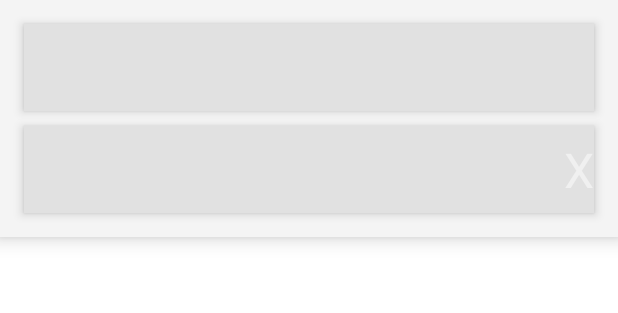
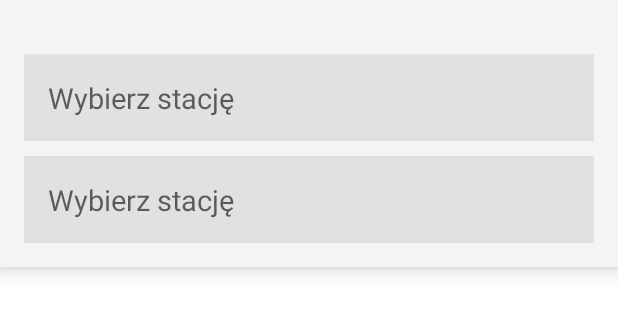
Before and after one commit to paullettuce/Koleo-Stations-Distance-Calculator, an Android app: the layout distance_bottom_sheet.xml on its own in the app's theme, with its tools: preview values and no code run, on a phone screen of 412 x 824 dp. Shown: the top 313 px of the screen. Run offline under Robolectric (Android 15) with nearby library versions, the phone set to English and light mode, and no system bars; network calls fail.

Commit message:
Add some visual tweaks to distance calculating.

```diff
--- a/app/src/main/java/pl/paullettuce/android_astarium_interview_app/domain/distance/DistanceCalculator.kt
+++ b/app/src/main/java/pl/paullettuce/android_astarium_interview_app/domain/distance/DistanceCalculator.kt
@@ -11,7 +11,7 @@ object DistanceCalculator {
     /**
      * Calculate distance between two points using Haversine formula
      */
-    fun getDistance(p1: PointF, p2: PointF): Double {
+    fun betweenPoints(p1: PointF, p2: PointF): Double {
         val earthRadius = 6378137 // Earth’s mean radius in meter
         val dLat = radians(p2.x - p1.x)
         val dLong = radians(p2.y - p1.y)
--- a/app/src/main/java/pl/paullettuce/android_astarium_interview_app/domain/usecase/stations/CalculateDistanceUseCase.kt
+++ b/app/src/main/java/pl/paullettuce/android_astarium_interview_app/domain/usecase/stations/CalculateDistanceUseCase.kt
@@ -22,7 +22,7 @@ class CalculateDistanceUseCaseImpl(
             stationsRepository.getStation(station2.id).map { mapper.map(it) },
             BiFunction<PointF, PointF, Pair<PointF, PointF>> { t1, t2 -> Pair(t1, t2) }
         ).flatMap {
-            Single.just(DistanceCalculator.getDistance(it.first, it.second).toInt())
+            Single.just(DistanceCalculator.betweenPoints(it.first, it.second).toInt())
         }
     }
 }
--- a/app/src/main/java/pl/paullettuce/android_astarium_interview_app/presentation/bottom_sheet/BottomSheet.kt
+++ b/app/src/main/java/pl/paullettuce/android_astarium_interview_app/presentation/bottom_sheet/BottomSheet.kt
@@ -24,6 +24,6 @@ class BottomSheet(view: View, draggable: Boolean = false) {
         behavior.state = BottomSheetBehavior.STATE_HIDDEN
     }
 
-    private fun isHidden() = behavior.state == BottomSheetBehavior.STATE_HIDDEN
-    private fun isOpened() = behavior.state == BottomSheetBehavior.STATE_EXPANDED
+    fun isHidden() = behavior.state == BottomSheetBehavior.STATE_HIDDEN
+    fun isOpened() = behavior.state == BottomSheetBehavior.STATE_EXPANDED
 }
--- a/app/src/main/java/pl/paullettuce/android_astarium_interview_app/presentation/stations_distance/StationsDistanceContract.kt
+++ b/app/src/main/java/pl/paullettuce/android_astarium_interview_app/presentation/stations_distance/StationsDistanceContract.kt
@@ -8,6 +8,7 @@ import pl.paullettuce.android_astarium_interview_app.storage.entity.StationDataE
 interface StationsDistanceContract {
 
     interface View {
+        fun setStationsPickingState(stationsPickingState: StationsPickingState)
         fun noStationsSelected()
         fun oneStationSelected(stationInfo: StationInfo)
         fun twoStationsSelected(station1: StationInfo, station2: StationInfo)
@@ -23,7 +24,7 @@ interface StationsDistanceContract {
         fun initialize()
         fun dispose()
         fun stationsInfoObservableData(): LiveData<List<StationInfo>>
-        fun onStationInfoListItemClick(item: StationInfo)
+        fun calculateDistance(item1: StationInfo, item2: StationInfo)
     }
 
     interface StationInfoListInteractor {
--- /dev/null
+++ b/app/src/main/res/drawable/ic_cancel.xml
@@ -0,0 +1,4 @@
+<vector android:height="256dp" android:viewportHeight="329"
+    android:viewportWidth="329.26932" android:width="256dp" xmlns:android="http://schemas.android.com/apk/res/android">
+    <path android:fillColor="#FF000000" android:pathData="m194.801,164.77 l128.211,-128.215c8.344,-8.34 8.344,-21.824 0,-30.164 -8.34,-8.34 -21.824,-8.34 -30.164,0l-128.215,128.215 -128.211,-128.215c-8.344,-8.34 -21.824,-8.34 -30.164,0 -8.344,8.34 -8.344,21.824 0,30.164l128.211,128.215 -128.211,128.215c-8.344,8.34 -8.344,21.824 0,30.164 4.156,4.16 9.621,6.25 15.082,6.25 5.461,0 10.922,-2.09 15.082,-6.25l128.211,-128.215 128.215,128.215c4.16,4.16 9.621,6.25 15.082,6.25 5.461,0 10.922,-2.09 15.082,-6.25 8.344,-8.34 8.344,-21.824 0,-30.164zM194.801,164.77"/>
+</vector>
--- /dev/null
+++ b/app/src/main/res/drawable/ic_trash.xml
@@ -0,0 +1,7 @@
+<vector android:height="256dp" android:viewportHeight="512"
+    android:viewportWidth="512" android:width="256dp" xmlns:android="http://schemas.android.com/apk/res/android">
+    <path android:fillColor="#FF000000" android:pathData="m424,64h-88v-16c0,-26.467 -21.533,-48 -48,-48h-64c-26.467,0 -48,21.533 -48,48v16h-88c-22.056,0 -40,17.944 -40,40v56c0,8.836 7.164,16 16,16h8.744l13.823,290.283c1.221,25.636 22.281,45.717 47.945,45.717h242.976c25.665,0 46.725,-20.081 47.945,-45.717l13.823,-290.283h8.744c8.836,0 16,-7.164 16,-16v-56c0,-22.056 -17.944,-40 -40,-40zM208,48c0,-8.822 7.178,-16 16,-16h64c8.822,0 16,7.178 16,16v16h-96zM80,104c0,-4.411 3.589,-8 8,-8h336c4.411,0 8,3.589 8,8v40c-4.931,0 -331.567,0 -352,0zM393.469,464.761c-0.407,8.545 -7.427,15.239 -15.981,15.239h-242.976c-8.555,0 -15.575,-6.694 -15.981,-15.239l-13.751,-288.761h302.44z"/>
+    <path android:fillColor="#FF000000" android:pathData="m256,448c8.836,0 16,-7.164 16,-16v-208c0,-8.836 -7.164,-16 -16,-16s-16,7.164 -16,16v208c0,8.836 7.163,16 16,16z"/>
+    <path android:fillColor="#FF000000" android:pathData="m336,448c8.836,0 16,-7.164 16,-16v-208c0,-8.836 -7.164,-16 -16,-16s-16,7.164 -16,16v208c0,8.836 7.163,16 16,16z"/>
+    <path android:fillColor="#FF000000" android:pathData="m176,448c8.836,0 16,-7.164 16,-16v-208c0,-8.836 -7.164,-16 -16,-16s-16,7.164 -16,16v208c0,8.836 7.163,16 16,16z"/>
+</vector>
--- a/app/src/main/res/layout/distance_bottom_sheet.xml
+++ b/app/src/main/res/layout/distance_bottom_sheet.xml
@@ -1,14 +1,17 @@
 <?xml version="1.0" encoding="utf-8"?>
 <androidx.constraintlayout.widget.ConstraintLayout xmlns:android="http://schemas.android.com/apk/res/android"
     xmlns:app="http://schemas.android.com/apk/res-auto"
-    android:id="@+id/distanceBottomSheet"
+    android:id="@+id/distanceBottomSheetView"
     android:layout_width="match_parent"
     android:layout_height="wrap_content"
+    android:background="@color/ultra_light_grey"
+    android:clickable="true"
     android:clipToPadding="false"
+    android:elevation="8dp"
+    android:focusable="true"
+    android:padding="@dimen/big_padding"
     app:behavior_hideable="true"
-    android:padding="@dimen/big_padding"
-    android:elevation="8dp"
-    android:background="@color/ultra_light_grey"
+    android:clipChildren="false"
     app:layout_behavior="com.google.android.material.bottomsheet.BottomSheetBehavior">
 
     <TextView
@@ -16,9 +19,10 @@
         android:layout_width="match_parent"
         android:layout_height="wrap_content"
         android:background="@color/light_grey"
-        android:elevation="4dp"
         android:ellipsize="end"
         android:gravity="start|center_vertical"
+        android:layout_marginTop="@dimen/big_margin"
+        android:hint="@string/pick_station"
         android:maxLines="1"
         android:padding="@dimen/big_padding"
         android:textAlignment="gravity"
@@ -30,13 +34,13 @@
         android:id="@+id/station2Name"
         android:layout_width="match_parent"
         android:layout_height="wrap_content"
+        android:layout_marginTop="10dp"
         android:background="@color/light_grey"
-        android:elevation="4dp"
         android:ellipsize="end"
         android:gravity="start|center_vertical"
+        android:hint="@string/pick_station"
         android:maxLines="1"
         android:padding="@dimen/big_padding"
-        android:layout_marginTop="10dp"
         android:textAlignment="gravity"
         android:textColor="@color/text_color"
         android:textSize="@dimen/text_size_mediumbig"
@@ -46,30 +50,46 @@
         android:id="@+id/distance"
         android:layout_width="match_parent"
         android:layout_height="wrap_content"
+        android:layout_marginTop="10dp"
         android:ellipsize="end"
         android:gravity="start|center_vertical"
         android:maxLines="1"
-        android:visibility="gone"
         android:padding="@dimen/medium_padding"
-        android:layout_marginTop="10dp"
         android:textAlignment="gravity"
-        android:textStyle="bold"
         android:textColor="@color/text_color"
         android:textSize="@dimen/text_size_medium"
+        android:textStyle="bold"
+        android:visibility="gone"
         app:layout_constraintTop_toBottomOf="@id/station2Name" />
 
-    <TextView
+    <ImageView
+        android:id="@+id/delete1"
+        android:layout_width="@dimen/delete_icon_size"
+        android:layout_height="@dimen/delete_icon_size"
+        android:layout_margin="10dp"
+        android:cropToPadding="true"
+        android:padding="@dimen/delete_icon_padding"
+        android:scaleType="centerCrop"
+        android:src="@drawable/ic_trash"
+        android:visibility="gone"
+        app:layout_constraintBottom_toBottomOf="@id/station1Name"
+        app:layout_constraintEnd_toEndOf="@id/station1Name"
+        app:layout_constraintTop_toTopOf="@id/station1Name"
+        app:tint="@color/darker_grey" />
+
+    <ImageView
         android:id="@+id/delete2"
-        android:layout_width="wrap_content"
-        android:layout_height="wrap_content"
+        android:layout_width="@dimen/delete_icon_size"
+        android:layout_height="@dimen/delete_icon_size"
+        android:layout_margin="10dp"
+        android:cropToPadding="true"
+        android:padding="@dimen/delete_icon_padding"
+        android:scaleType="centerCrop"
+        android:src="@drawable/ic_trash"
+        android:visibility="gone"
+        app:layout_constraintBottom_toBottomOf="@id/station2Name"
         app:layout_constraintEnd_toEndOf="@id/station2Name"
         app:layout_constraintTop_toTopOf="@id/station2Name"
-        app:layout_constraintBottom_toBottomOf="@id/station2Name"
-        android:text="X"
-        android:textSize="32sp"
-        android:elevation="4dp"
-        android:textColor="@color/white"
-        android:alpha="0.5"
-        />
+        app:tint="@color/darker_grey" />
 
 </androidx.constraintlayout.widget.ConstraintLayout>
--- a/app/src/main/res/values/colors.xml
+++ b/app/src/main/res/values/colors.xml
@@ -9,6 +9,7 @@
     <color name="white">#FFFFFFFF</color>
     <color name="light_grey">#E1E1E1</color>
     <color name="ultra_light_grey">#F4F4F4</color>
+    <color name="darker_grey">#2F2F2F</color>
 
     <color name="text_color">#2B2B2B</color>
     <color name="text_color_opaq_75">#BF2B2B2B</color>
--- a/app/src/main/res/values/dimens.xml
+++ b/app/src/main/res/values/dimens.xml
@@ -15,4 +15,7 @@
     <dimen name="list_item_stations_info_height">50dp</dimen>
     <dimen name="fab_size">56dp</dimen>
     <dimen name="fab_margin">16dp</dimen>
+    <dimen name="delete_icon_size">35dp</dimen>
+    <dimen name="delete_icon_padding">6dp</dimen>
+    <dimen name="big_margin">20dp</dimen>
 </resources>
```
Also changed, not shown: app/src/main/java/pl/paullettuce/android_astarium_interview_app/presentation/bottom_sheet/DistanceBottomSheet.kt (+38 -10 lines), app/src/main/java/pl/paullettuce/android_astarium_interview_app/presentation/stations_distance/StationsDistanceActivity.kt (+48 -10 lines), app/src/main/java/pl/paullettuce/android_astarium_interview_app/presentation/stations_distance/StationsDistancePresenter.kt (+3 -21 lines), app/src/main/java/pl/paullettuce/android_astarium_interview_app/presentation/stations_distance/StationsPickingState.kt (+71 -19 lines), app/src/main/res/layout/activity_main.xml (+6 -5 lines).
